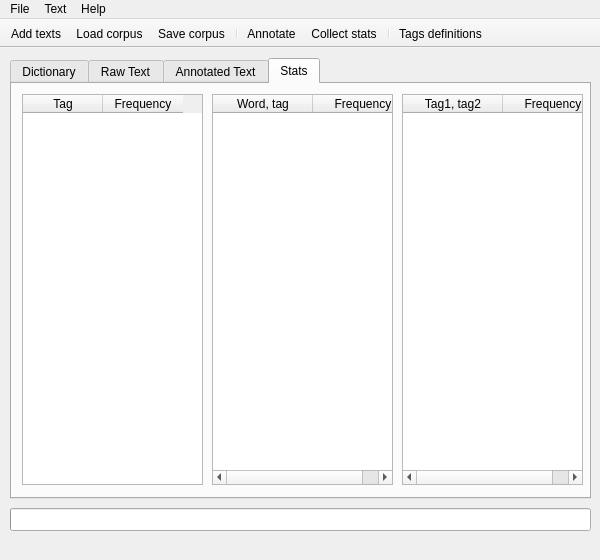
First picture: the form in App/app_window.ui, repository vladrrv/BSU-NLP, before the edit.
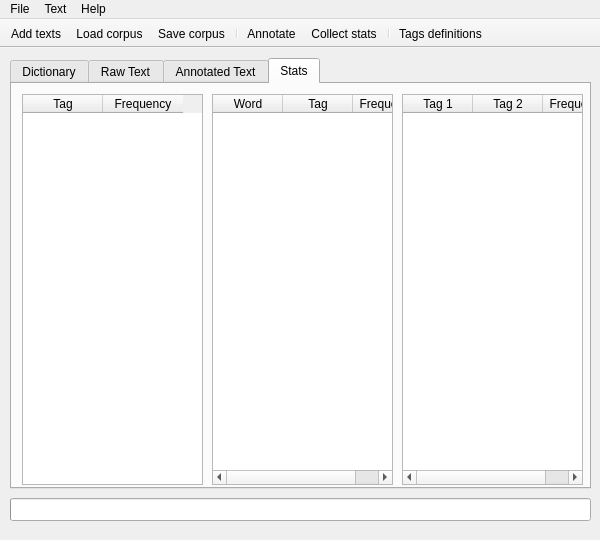
Second picture: the form after the edit. The open tabs and pages were chosen to show the change. Icons and pictures are not drawn.

Diff of the .ui file:
```diff
--- a/App/app_window.ui
+++ b/App/app_window.ui
@@ -7,7 +7,7 @@
     <x>0</x>
     <y>0</y>
     <width>600</width>
-    <height>560</height>
+    <height>540</height>
    </rect>
   </property>
   <property name="sizePolicy">
@@ -19,13 +19,13 @@
   <property name="minimumSize">
    <size>
     <width>600</width>
-    <height>560</height>
+    <height>540</height>
    </size>
   </property>
   <property name="maximumSize">
    <size>
     <width>600</width>
-    <height>560</height>
+    <height>540</height>
    </size>
   </property>
   <property name="windowTitle">
@@ -36,7 +36,7 @@
     <property name="geometry">
      <rect>
       <x>10</x>
-      <y>460</y>
+      <y>450</y>
       <width>581</width>
       <height>23</height>
      </rect>
@@ -54,7 +54,7 @@
       <x>10</x>
       <y>10</y>
       <width>581</width>
-      <height>441</height>
+      <height>431</height>
      </rect>
     </property>
     <property name="currentIndex">
@@ -425,15 +425,23 @@
       <property name="horizontalScrollMode">
        <enum>QAbstractItemView::ScrollPerPixel</enum>
       </property>
+      <attribute name="horizontalHeaderDefaultSectionSize">
+       <number>70</number>
+      </attribute>
       <attribute name="horizontalHeaderMinimumSectionSize">
-       <number>100</number>
+       <number>50</number>
       </attribute>
       <attribute name="verticalHeaderVisible">
        <bool>false</bool>
       </attribute>
       <column>
        <property name="text">
-        <string>Word, tag</string>
+        <string>Word</string>
+       </property>
+      </column>
+      <column>
+       <property name="text">
+        <string>Tag</string>
        </property>
       </column>
       <column>
@@ -458,17 +466,22 @@
        <enum>QAbstractItemView::ScrollPerPixel</enum>
       </property>
       <attribute name="horizontalHeaderDefaultSectionSize">
-       <number>100</number>
+       <number>70</number>
       </attribute>
       <attribute name="horizontalHeaderMinimumSectionSize">
-       <number>100</number>
+       <number>50</number>
       </attribute>
       <attribute name="verticalHeaderVisible">
        <bool>false</bool>
       </attribute>
       <column>
        <property name="text">
-        <string>Tag1, tag2</string>
+        <string>Tag 1</string>
+       </property>
+      </column>
+      <column>
+       <property name="text">
+        <string>Tag 2</string>
        </property>
       </column>
       <column>
```
Left out of the diff: 4 changed lines with no effect on the pictures.
